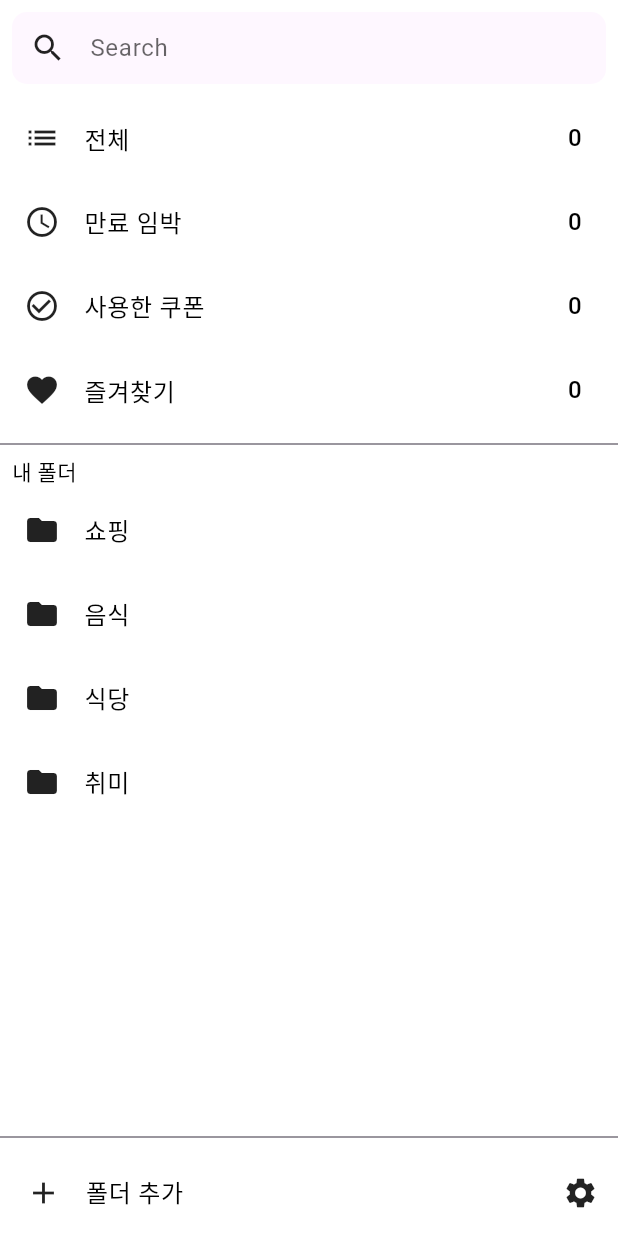
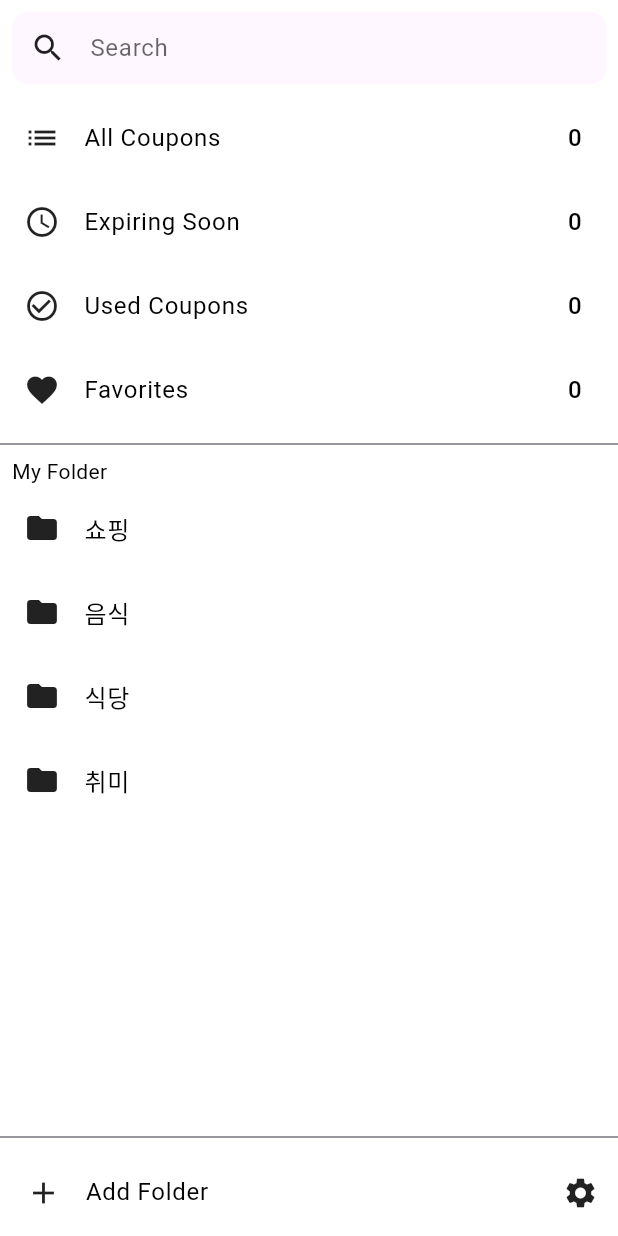
Before and after one commit to hyperbora/coupon-place, a Flutter app: the screen it shows after launch, on a phone screen of 412 x 824 dp. Run offline on Flutter 3.47's test engine with Material 3 defaults, Android fonts, the phone set to English and light mode, and no system bars; our stand-ins replace drift; accounts and stored records are empty; generated files the repository leaves out were written again; statements that could not run were skipped.

Commit message:
fix: 번역 데이터 추가

```diff
--- a/lib/l10n/app_localizations.dart
+++ b/lib/l10n/app_localizations.dart
@@ -15,7 +15,50 @@ class AppLocalizations {
   String get expiringSoon =>
       Intl.message('Expiring Soon', name: 'expiringSoon');
   String get settings => Intl.message('Settings', name: 'settings');
-  String get searchHint => Intl.message('Search Hint', name: 'searchHint');
+  String get searchHint => Intl.message('Search', name: 'searchHint');
+  String get menuAllCoupons => Intl.message(
+        'All Coupons',
+        name: 'menuAllCoupons',
+      );
+
+  String get menuExpiringSoon => Intl.message(
+        'Expiring Soon',
+        name: 'menuExpiringSoon',
+      );
+
+  String get menuUsedCoupons => Intl.message(
+        'Used Coupons',
+        name: 'menuUsedCoupons',
+      );
+
+  String get menuFavorites => Intl.message(
+        'Favorites',
+        name: 'menuFavorites',
+      );
+
+  String get myFolder => Intl.message('My Folder', name: 'myFolder');
+
+  String get addFolder => Intl.message('Add Folder', name: 'addFolder');
+
+  String get newFolderNameHint => Intl.message(
+        'New Folder Name',
+        name: 'newFolderNameHint',
+      );
+
+  String get confirm => Intl.message(
+        'confirm',
+        name: 'confirm',
+      );
+
+  String get cancel => Intl.message(
+        'cancel',
+        name: 'cancel',
+      );
+
+  String get list => Intl.message(
+        'list',
+        name: 'list',
+      );
 }
 
 class _AppLocalizationsDelegate
--- a/lib/l10n/messages_all_locales.dart
+++ b/lib/l10n/messages_all_locales.dart
@@ -15,11 +15,13 @@ import 'package:intl/src/intl_helpers.dart';
 
 import 'messages_en.dart' as messages_en;
 import 'messages_ko.dart' as messages_ko;
+import 'messages_messages.dart' as messages_messages;
 
 typedef Future<dynamic> LibraryLoader();
 Map<String, LibraryLoader> _deferredLibraries = {
   'en': () => Future.value(null),
   'ko': () => Future.value(null),
+  'messages': () => Future.value(null),
 };
 
 MessageLookupByLibrary? _findExact(String localeName) {
@@ -28,6 +30,8 @@ MessageLookupByLibrary? _findExact(String localeName) {
       return messages_en.messages;
     case 'ko':
       return messages_ko.messages;
+    case 'messages':
+      return messages_messages.messages;
     default:
       return null;
   }
--- a/lib/l10n/messages_en.dart
+++ b/lib/l10n/messages_en.dart
@@ -26,8 +26,18 @@ class MessageLookup extends MessageLookupByLibrary {
 
   static Map<String, dynamic> _notInlinedMessages(_) => {
       'addCoupon': MessageLookupByLibrary.simpleMessage('Add Coupon'),
+    'addFolder': MessageLookupByLibrary.simpleMessage('Add Folder'),
+    'cancel': MessageLookupByLibrary.simpleMessage('cancel'),
+    'confirm': MessageLookupByLibrary.simpleMessage('confirm'),
     'expiringSoon': MessageLookupByLibrary.simpleMessage('Expiring Soon'),
+    'list': MessageLookupByLibrary.simpleMessage('list'),
+    'menuAllCoupons': MessageLookupByLibrary.simpleMessage('All Coupons'),
+    'menuExpiringSoon': MessageLookupByLibrary.simpleMessage('Expiring Soon'),
+    'menuFavorites': MessageLookupByLibrary.simpleMessage('Favorites'),
+    'menuUsedCoupons': MessageLookupByLibrary.simpleMessage('Used Coupons'),
     'myCoupons': MessageLookupByLibrary.simpleMessage('My Coupons'),
+    'myFolder': MessageLookupByLibrary.simpleMessage('My Folder'),
+    'newFolderNameHint': MessageLookupByLibrary.simpleMessage('New Folder Name'),
     'searchHint': MessageLookupByLibrary.simpleMessage('Search'),
     'settings': MessageLookupByLibrary.simpleMessage('Settings')
   };
--- a/lib/l10n/messages_messages.dart
+++ b/lib/l10n/messages_messages.dart
@@ -26,8 +26,18 @@ class MessageLookup extends MessageLookupByLibrary {
 
   static Map<String, dynamic> _notInlinedMessages(_) => {
       'addCoupon': MessageLookupByLibrary.simpleMessage('Add Coupon'),
+    'addFolder': MessageLookupByLibrary.simpleMessage('Add Folder'),
+    'cancel': MessageLookupByLibrary.simpleMessage('cancel'),
+    'confirm': MessageLookupByLibrary.simpleMessage('confirm'),
     'expiringSoon': MessageLookupByLibrary.simpleMessage('Expiring Soon'),
+    'list': MessageLookupByLibrary.simpleMessage('list'),
+    'menuAllCoupons': MessageLookupByLibrary.simpleMessage('All Coupons'),
+    'menuExpiringSoon': MessageLookupByLibrary.simpleMessage('Expiring Soon'),
+    'menuFavorites': MessageLookupByLibrary.simpleMessage('Favorites'),
+    'menuUsedCoupons': MessageLookupByLibrary.simpleMessage('Used Coupons'),
     'myCoupons': MessageLookupByLibrary.simpleMessage('My Coupons'),
+    'myFolder': MessageLookupByLibrary.simpleMessage('My Folder'),
+    'newFolderNameHint': MessageLookupByLibrary.simpleMessage('New Folder Name'),
     'searchHint': MessageLookupByLibrary.simpleMessage('Search'),
     'settings': MessageLookupByLibrary.simpleMessage('Settings')
   };
--- a/lib/pages/navigation_page.dart
+++ b/lib/pages/navigation_page.dart
@@ -1,5 +1,4 @@
 import 'package:flutter/material.dart';
-import 'package:flutter/widgets.dart';
 import '../l10n/app_localizations.dart';
 
 class NavigationPage extends StatefulWidget {
@@ -10,15 +9,8 @@ class NavigationPage extends StatefulWidget {
 }
 
 class _NavigationPageState extends State<NavigationPage> {
-  int _selectedIndex = 0;
   final int _tabletWidth = 600;
   final List<String> userFolders = ['쇼핑', '음식', '식당', '취미'];
-
-  void _onItemTapped(int index) {
-    setState(() {
-      _selectedIndex = index;
-    });
-  }
 
   bool _isTablet(BoxConstraints constraints) {
     return constraints.maxWidth >= _tabletWidth;
@@ -48,74 +40,85 @@ class _NavigationPageState extends State<NavigationPage> {
   }
 
   Widget _menuList() {
+    final localizations = AppLocalizations.of(context)!;
     return Expanded(
       child: ListView(
         children: [
-          MenuItem(icon: Icons.list, title: '전체', count: 0),
-          MenuItem(icon: Icons.access_time, title: '만료 임박', count: 0),
-          MenuItem(icon: Icons.check_circle_outline, title: '사용한 쿠폰', count: 0),
-          MenuItem(icon: Icons.favorite, title: '즐겨찾기', count: 0),
+          MenuItem(
+              icon: Icons.list, title: localizations.menuAllCoupons, count: 0),
+          MenuItem(
+              icon: Icons.access_time,
+              title: localizations.menuExpiringSoon,
+              count: 0),
+          MenuItem(
+              icon: Icons.check_circle_outline,
+              title: localizations.menuUsedCoupons,
+              count: 0),
+          MenuItem(
+              icon: Icons.favorite,
+              title: localizations.menuFavorites,
+              count: 0),
           Divider(color: Theme.of(context).dividerColor),
           Padding(
             padding: const EdgeInsets.symmetric(horizontal: 8.0),
-            child: Text('내 폴더',
+            child: Text(localizations.myFolder,
                 style: TextStyle(
                     color: Theme.of(context).textTheme.bodyMedium?.color,
                     fontSize: 14)),
           ),
           ...userFolders
-              .map((folder) => MenuItem(icon: Icons.folder, title: folder))
-              .toList(),
+              .map((folder) => MenuItem(icon: Icons.folder, title: folder)),
         ],
       ),
     );
   }
 
   Widget _bottomMenu() {
+    final localizations = AppLocalizations.of(context)!;
+
     return Container(
-      color: Theme.of(context).scaffoldBackgroundColor, // 배경색 변경
+      color: Theme.of(context).scaffoldBackgroundColor,
       child: Column(
         children: [
-          Divider(color: Theme.of(context).dividerColor), // 구분선 추가
+          Divider(color: Theme.of(context).dividerColor),
           Padding(
             padding: const EdgeInsets.all(1.0),
             child: Row(
               mainAxisAlignment: MainAxisAlignment.spaceBetween,
               children: [
-                // 폴더 추가 버튼 (아이콘 + 텍스트)
                 Expanded(
                   child: ListTile(
                     leading: Icon(Icons.add,
                         color: Theme.of(context).iconTheme.color),
-                    title: Text('폴더 추가',
+                    title: Text(localizations.addFolder,
                         style: TextStyle(
                             color:
                                 Theme.of(context).textTheme.bodyMedium?.color)),
                     onTap: () {
-                      // 폴더 추가 화면으로 이동하는 로직
                       showDialog(
                         context: context,
                         builder: (context) {
                           return AlertDialog(
-                            title: Text('폴더 추가',
+                            title: Text(localizations.addFolder,
                                 style: TextStyle(
                                     color: Theme.of(context)
                                         .textTheme
                                         .bodyMedium
                                         ?.color)),
                             content: TextField(
-                              decoration: InputDecoration(hintText: '새 폴더 이름'),
+                              decoration: InputDecoration(
+                                  hintText: localizations.newFolderNameHint),
                             ),
                             actions: <Widget>[
                               TextButton(
                                 onPressed: () {
                                   Navigator.pop(context);
                                 },
-                                child: Text('취소'),
+                                child: Text(localizations.cancel),
                               ),
                               TextButton(
                                 onPressed: () => Navigator.pop(context),
-                                child: Text('확인'),
+                                child: Text(localizations.confirm),
                               ),
                             ],
                           );
@@ -159,7 +162,6 @@ class _NavigationPageState extends State<NavigationPage> {
       child: Scaffold(
         body: Row(
           children: [
-            // 좌측 패널
             Expanded(
               flex: 2,
               child: _sidePanel(),
@@ -169,14 +171,13 @@ class _NavigationPageState extends State<NavigationPage> {
               width: 1,
               thickness: 1,
             ),
-            // 우측 패널
             Expanded(
               flex: 5,
               child: Container(
                 color: Theme.of(context).scaffoldBackgroundColor,
                 child: Center(
                   child: Text(
-                    '목록',
+                    localizations.list,
                     style: TextStyle(
                         color: Theme.of(context).textTheme.bodyMedium?.color,
                         fontSize: 18),
```
Also changed, not shown: lib/l10n/intl_en.arb (+50 -0 lines), lib/l10n/intl_ko.arb (+50 -0 lines), lib/l10n/intl_messages.arb (+51 -2 lines), lib/l10n/messages_ko.dart (+10 -0 lines).
